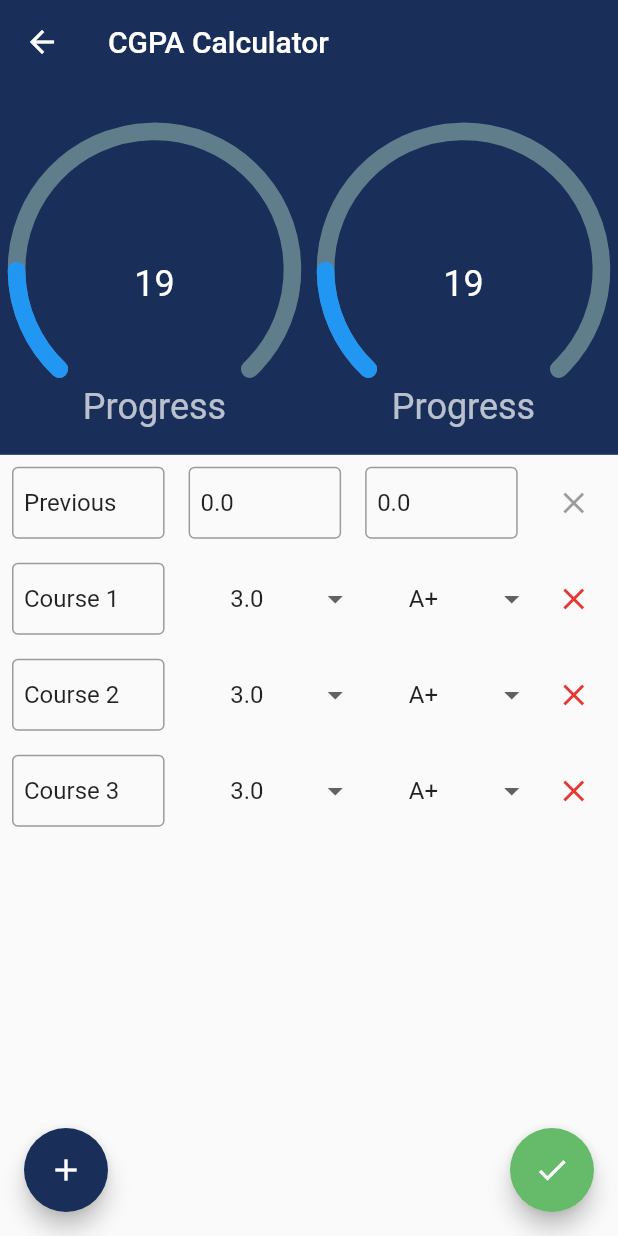
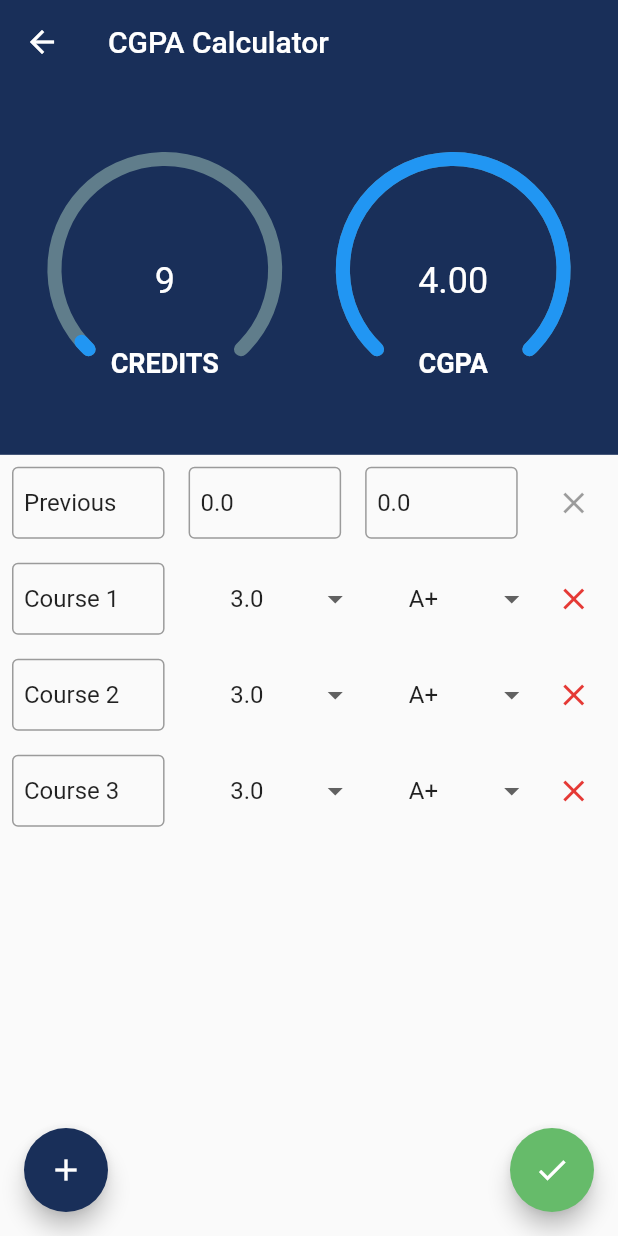
Before and after one commit to minhaz1217/no-cg-no-life, a Flutter app: the CGPACalculatorView screen opened by its route, on a phone screen of 412 x 824 dp. Run offline on Flutter 3.47's test engine with Material 2 defaults, Android fonts, the phone set to English and light mode, and no system bars; drawn by our look-alikes of syncfusion_flutter_gauges; our stand-ins replace page_transition; missing offline and left inert: dart:ffi; generated files the repository leaves out were written again.

Commit message:
CGPA calculator fully working, along with animation.

```diff
--- a/no_cg_no_life_app/lib/main.dart
+++ b/no_cg_no_life_app/lib/main.dart
@@ -1,5 +1,3 @@
-import 'dart:math';
-
 import 'package:flutter/material.dart';
 import 'package:flutter_localizations/flutter_localizations.dart';
 import 'package:flutter_gen/gen_l10n/app_localizations.dart';
--- /dev/null
+++ b/no_cg_no_life_app/lib/models/CGPACalculatorHeaderNotifierModel.dart
@@ -0,0 +1,13 @@
+import 'package:flutter/material.dart';
+import 'package:scoped_model/scoped_model.dart';
+
+
+// CGPACalculatorHeaderNotifierModel is used to notify the credit and cgpa sliders about changes and let them restart their animation
+class CGPACalculatorHeaderNotifierModel extends Model{
+  double finalCredit;
+  double finalCGPA;
+  CGPACalculatorHeaderNotifierModel({ this.finalCGPA = 0, this.finalCredit = 0 });
+
+  // this is used to get this model from the widget tree and listen to its value changes.
+  static CGPACalculatorHeaderNotifierModel of(BuildContext context) => ScopedModel.of<CGPACalculatorHeaderNotifierModel>(context);
+}
--- a/no_cg_no_life_app/lib/models/CGPACalculatorModel.dart
+++ b/no_cg_no_life_app/lib/models/CGPACalculatorModel.dart
@@ -1,10 +1,13 @@
 
+// Used in the cgpa calculator view, to initialize data for a new page.
 class CGPACalculatorModel{
   double finalCGPA = 0;
   double finalCredits = 0;
   CGPATextModel history = CGPATextModel();
   List<CGPATextModel> currentCourses = <CGPATextModel>[];
 }
+
+// Used in the cgpa calculator view to initialize each of the row that enters course, cgpa, credit
 class CGPATextModel{
   String courseName = "Course";
   double cgpa  = 0;
--- a/no_cg_no_life_app/lib/screens/views/cgpa_calculator/cgpa_calculator_view.dart
+++ b/no_cg_no_life_app/lib/screens/views/cgpa_calculator/cgpa_calculator_view.dart
@@ -1,10 +1,13 @@
 import 'package:flutter/material.dart';
+import 'package:flutter/scheduler.dart';
 import 'package:no_cg_no_life_app/configs/static_datas.dart';
 import 'package:no_cg_no_life_app/helpers/cgpa_helper.dart';
 import 'package:no_cg_no_life_app/helpers/colors_utils.dart';
+import 'package:no_cg_no_life_app/models/CGPACalculatorHeaderNotifierModel.dart';
 import 'package:no_cg_no_life_app/models/CGPACalculatorModel.dart';
 import 'package:no_cg_no_life_app/screens/views/cgpa_calculator/components/cgpa_calculator_header_section.dart';
 import 'package:no_cg_no_life_app/screens/views/cgpa_calculator/components/cgpa_calculator_text_field.dart';
+import 'package:scoped_model/scoped_model.dart';
 
 class CGPACalculatorView extends StatefulWidget {
   @override
@@ -29,13 +32,13 @@ class _CGPACalculatorViewState extends State<CGPACalculatorView> {
   late _CourseTextFieldController historyTextFieldsController;
   late CGPACalculatorModel model;
   late GlobalKey<FormState> _formKey;
+  late CGPACalculatorHeaderNotifierModel _cgpaCalculatorHeaderNotifierModel;
+  _CGPACalculatorViewState(){
+    this._formKey = GlobalKey<FormState>();
+    this._cgpaCalculatorHeaderNotifierModel = CGPACalculatorHeaderNotifierModel();
+    this.model = CGPACalculatorModel();
 
-
-  _CGPACalculatorViewState(){
-    _formKey = GlobalKey<FormState>();
-    this.model = CGPACalculatorModel();
     // TODO: load already saved data from shared_pref
-
     // making data for the history row and initializing its text controllers
     this.model.history = CGPATextModel(courseName: "Previous", cgpa: 0,credit: 0);
     this.historyTextFieldsController = _CourseTextFieldController(
@@ -60,17 +63,28 @@ class _CGPACalculatorViewState extends State<CGPACalculatorView> {
         );
       }
     }
+
+    // initializing the header notifier model
+    this._cgpaCalculatorHeaderNotifierModel.finalCredit = this.model.finalCredits;
+    this._cgpaCalculatorHeaderNotifierModel.finalCGPA = this.model.finalCGPA;
   }
 
+  @override
+  void initState() {
+    super.initState();
+    if (SchedulerBinding.instance!.schedulerPhase == SchedulerPhase.persistentCallbacks) {
+      SchedulerBinding.instance!.addPostFrameCallback((_) => calculateCGPA());
+    }
+  }
+
+  // TODO: maybe recalculate cgpa(& trigger animation) after any valid value entry in any of the fields?
   calculateCGPA(){
     if (_formKey.currentState!.validate()) {
       double historyCGPA = 0, historyCredit = 0;
-      print(historyTextFieldsController.cgpaTextField.text);
-      print(double.tryParse(historyTextFieldsController.cgpaTextField.text.trim()));
       if(double.tryParse(historyTextFieldsController.cgpaTextField.text.trim()) != null){
         historyCGPA = double.tryParse(historyTextFieldsController.cgpaTextField.text.trim())!;
       }else{
-        // TODO: handle these errors.
+        // TODO: handle these errors. show it in front somehow
         throw Exception("CGPA is invalid");
       }
 
@@ -85,16 +99,21 @@ class _CGPACalculatorViewState extends State<CGPACalculatorView> {
       }
 
 
-      double finalCGPA = historyCGPA * historyCredit;
-      double totalCredits = historyCredit;
+      var finalCGPA = historyCGPA * historyCredit;
+      var _finalCredits = historyCredit;
       for(int i=0;i<model.currentCourses.length;i++){
         finalCGPA += model.currentCourses[i].credit * model.currentCourses[i].cgpa;
-        totalCredits += model.currentCourses[i].credit;
+        _finalCredits += model.currentCourses[i].credit;
       }
-      finalCGPA = finalCGPA/totalCredits.roundToDouble();
+      finalCGPA = finalCGPA/_finalCredits.roundToDouble();
       finalCGPA = double.parse(finalCGPA.toStringAsFixed(2));
-      // TODO: now add the circular progression with animation to show this.
-      print("FINAL CGPA ${finalCGPA}");
+
+      this._cgpaCalculatorHeaderNotifierModel.finalCGPA = finalCGPA;
+      this._cgpaCalculatorHeaderNotifierModel.finalCredit = _finalCredits;
+      this._cgpaCalculatorHeaderNotifierModel.notifyListeners();
+      setState(() {
+
+      });
     }
   }
 
@@ -119,7 +138,6 @@ class _CGPACalculatorViewState extends State<CGPACalculatorView> {
 
   @override
   Widget build(BuildContext context) {
-
     Widget generateTextFieldsForHistory(){
       return Row(
         children: [
@@ -144,6 +162,7 @@ class _CGPACalculatorViewState extends State<CGPACalculatorView> {
                   }else if(double.tryParse(value) == null){
                     return "Invalid";
                   }else if( double.tryParse(value)! < 0 || double.tryParse(value)! >200 ){
+                    // TODO: can the credits be like 11.8? do we have any half credits? like 2.5 credit course?, if yes then add validation for only 2.5 credts. otherwise partial credits should be counted
                     return "0-200 allowed";
                   }
                   return null;
@@ -158,11 +177,11 @@ class _CGPACalculatorViewState extends State<CGPACalculatorView> {
               textEditingController: historyTextFieldsController.cgpaTextField,
               keyboardType: TextInputType.number,
               validator: (value) {
-                if(value == null || value.isEmpty){
+                if(value == null || value.isEmpty){ // value can't be empty
                   return "Empty";
-                }else if(double.tryParse(value) == null){
+                }else if(double.tryParse(value) == null){ // field value can't be null
                   return "Invalid";
-                }else if( double.tryParse(value)! < 0 || double.tryParse(value)! >4 ){
+                }else if( double.tryParse(value)! < 0 || double.tryParse(value)! >4 ){ // cgpa must be between 0-4 inclusive
                   return "0-4 allowed";
                 }
                 return null;
@@ -264,13 +283,25 @@ class _CGPACalculatorViewState extends State<CGPACalculatorView> {
       ));
       return output;
     }
+
     return Scaffold(
-      appBar: AppBar( title: Text("CGPA Calculator"),elevation: 0, ),
+      appBar: AppBar(
+        title: Text("CGPA Calculator"), // TODO: translation.
+        elevation: 0,
+      ),
       body: Form(
         key: _formKey,
         child: ListView(
           children: [
-            CGPACalculatorHeaderSection(),
+            // this will make the _cgpaCalculatorHeaderNotifierModel available to the children under it if they request it.
+            ScopedModel<CGPACalculatorHeaderNotifierModel>(
+                model: this._cgpaCalculatorHeaderNotifierModel,
+                child: new ScopedModelDescendant<CGPACalculatorHeaderNotifierModel>(
+                  builder: (context, child, model){
+                      return CGPACalculatorHeaderSection( finalCredit: model.finalCredit, finalCGPA: model.finalCGPA,);
+                    },
+                )
+            ),
             generateTextFieldsForHistory(),
             ...generateDataInputingRows()
           ],
--- a/no_cg_no_life_app/lib/screens/views/cgpa_calculator/components/cgpa_calculator_header_section.dart
+++ b/no_cg_no_life_app/lib/screens/views/cgpa_calculator/components/cgpa_calculator_header_section.dart
@@ -1,29 +1,56 @@
 import 'package:flutter/material.dart';
 import 'package:no_cg_no_life_app/helpers/colors_utils.dart';
 import 'package:no_cg_no_life_app/helpers/dynamic_size_config.dart';
+import 'package:no_cg_no_life_app/models/CGPACalculatorHeaderNotifierModel.dart';
 import 'package:no_cg_no_life_app/screens/views/cgpa_calculator/components/semi_circular_progress_bar.dart';
+import 'package:scoped_model/scoped_model.dart';
 
 class CGPACalculatorHeaderSection extends StatefulWidget {
+  final double finalCGPA;
+  final double finalCredit;
+  CGPACalculatorHeaderSection({ required this.finalCGPA, required this.finalCredit});
   @override
-  _CGPACalculatorHeaderSectionState createState() => _CGPACalculatorHeaderSectionState();
+  _CGPACalculatorHeaderSectionState createState() =>
+      _CGPACalculatorHeaderSectionState();
 }
 
-class _CGPACalculatorHeaderSectionState extends State<CGPACalculatorHeaderSection> {
+class _CGPACalculatorHeaderSectionState
+    extends State<CGPACalculatorHeaderSection> {
   @override
   Widget build(BuildContext context) {
+    double finalCredit = ScopedModel.of<CGPACalculatorHeaderNotifierModel>(context, rebuildOnChange: true).finalCredit;
+    double finalCGPA = ScopedModel.of<CGPACalculatorHeaderNotifierModel>(context, rebuildOnChange: true).finalCGPA;
     return Container(
-      width: double.infinity,
-      height: DynamicSizeConfig.screenHeight * .3,
-      color: BrandColor,
-      child:
-      Row(
-        mainAxisAlignment: MainAxisAlignment.center,
-        children: [
-          Expanded(child: Center(child: SemiCircularProgressBar())),
-          Expanded(child: Center(child: SemiCircularProgressBar())),
-        ],
-      )
-
-    );
+        width: double.infinity,
+        height: DynamicSizeConfig.screenHeight * .3,
+        color: BrandColor,
+        child: Row(
+          mainAxisAlignment: MainAxisAlignment.spaceEvenly,
+          children: [
+            Container(
+              width: DynamicSizeConfig.screenWidth * .4,
+              child: SemiCircularProgressBar(
+                startValue: 0,
+                endValue: 200,
+                finalValue:  finalCredit,
+                animationDuration:Duration(seconds: 2),
+                bottomText: "CREDITS",// TODO: translations
+                // TODO: change progress bar color
+              ),
+            ),
+            Container(
+              width: DynamicSizeConfig.screenWidth * .4,
+              child: SemiCircularProgressBar(
+                startValue: 0,
+                endValue: 4,
+                finalValue:  finalCGPA,
+                animationDuration:Duration(seconds: 2),
+                finalValueDecimalDigit: 2,
+                bottomText: "CGPA", // TODO: translations
+                // TODO: change progress bar color
+              ),
+            ),
+          ],
+        ));
   }
 }
--- a/no_cg_no_life_app/lib/screens/views/cgpa_calculator/components/semi_circular_progress_bar.dart
+++ b/no_cg_no_life_app/lib/screens/views/cgpa_calculator/components/semi_circular_progress_bar.dart
@@ -1,5 +1,6 @@
 import 'dart:async';
 
+import 'package:flutter/cupertino.dart';
 import 'package:flutter/material.dart';
 import 'package:syncfusion_flutter_gauges/gauges.dart';
 
@@ -16,7 +17,7 @@ class SemiCircularProgressBar extends StatefulWidget {
     this.startValue = 0,
     this.endValue = 100,
     this.finalValue = 50,
-    this.animationDuration = const Duration( seconds: 5),
+    this.animationDuration = const Duration( seconds: 1),
     this.finalValueDecimalDigit = 0,
     this.bottomText = "Progress",
     this.progressDoneColor = Colors.blue,
@@ -29,41 +30,19 @@ class SemiCircularProgressBar extends StatefulWidget {
 }
 
 class _SemiCircularProgressBarState extends State<SemiCircularProgressBar> with TickerProviderStateMixin {
-  double progresValue = 10;
-  late Timer _timer;
   @override
   void initState() {
     super.initState();
-    progresValue = widget.startValue;
-    // TODO : make tween type animation calculation.
-    _timer = Timer.periodic(
-        const Duration( milliseconds:  100 ),
-          (timer){
-          double incrementValue =   ((widget.finalValue - widget.startValue).abs() / widget.animationDuration.inMilliseconds)*100;
-          if(progresValue < widget.finalValue){
-            setState(() {
-              progresValue = (progresValue + incrementValue) % widget.endValue;
-            });
-          }else{
-            progresValue = widget.finalValue;
-            timer.cancel();
-          }
-        }
-    );
+  }
 
-  }
 
   @override
   void dispose() {
-    if(_timer != null){
-      _timer.cancel();
-    }
     super.dispose();
   }
 
   @override
   Widget build(BuildContext context) {
-
     return SfRadialGauge(axes: <RadialAxis>[
       RadialAxis(
           minimum: widget.startValue,
@@ -80,13 +59,13 @@ class _SemiCircularProgressBarState extends State<SemiCircularProgressBar> with
           pointers: <GaugePointer>[
             RangePointer(
               color: widget.progressDoneColor,
-              value: progresValue,
+              value: widget.finalValue,
               cornerStyle: CornerStyle.bothCurve,
               width: 0.12,
               sizeUnit: GaugeSizeUnit.factor,
               enableAnimation: true,
-              animationDuration: 1,
-              animationType: AnimationType.elasticOut,
+              animationDuration: widget.animationDuration.inMilliseconds.toDouble(),
+              animationType: AnimationType.ease,
             )
           ],
           // annotation
@@ -95,15 +74,15 @@ class _SemiCircularProgressBarState extends State<SemiCircularProgressBar> with
                 positionFactor: 0.1,
                 angle: 90,
                 widget: Text(
-                  progresValue.toStringAsFixed(widget.finalValueDecimalDigit),
+                  widget.finalValue.toStringAsFixed(widget.finalValueDecimalDigit), // TODO: try to make it so that this value reflect the progress bar value along with animation. maybe need to research this package further to achieve this.
                   style: TextStyle(fontSize: 24, color: Colors.white),
                 )),
             GaugeAnnotation(
-                positionFactor: 1,
+                positionFactor: .8,
                 angle: 90,
                 widget: Text(
                   widget.bottomText,
-                  style: TextStyle(fontSize: 24, color: Colors.white70),
+                  style: TextStyle(fontSize: 18, color: Colors.white, fontWeight: FontWeight.bold),
                 )),
           ])
     ]);
--- a/no_cg_no_life_app/pubspec.yaml
+++ b/no_cg_no_life_app/pubspec.yaml
@@ -19,6 +19,7 @@ dependencies:
   page_transition: "^2.0.2"
   url_launcher: ^6.0.8
   syncfusion_flutter_gauges: ^19.2.44
+  scoped_model: ^2.0.0-nullsafety.0 # TODO: update this version to a stable version if a stable version is released.
 
 
   cupertino_icons: ^1.0.2
```
Also changed, not shown: no_cg_no_life_app/pubspec.lock.
